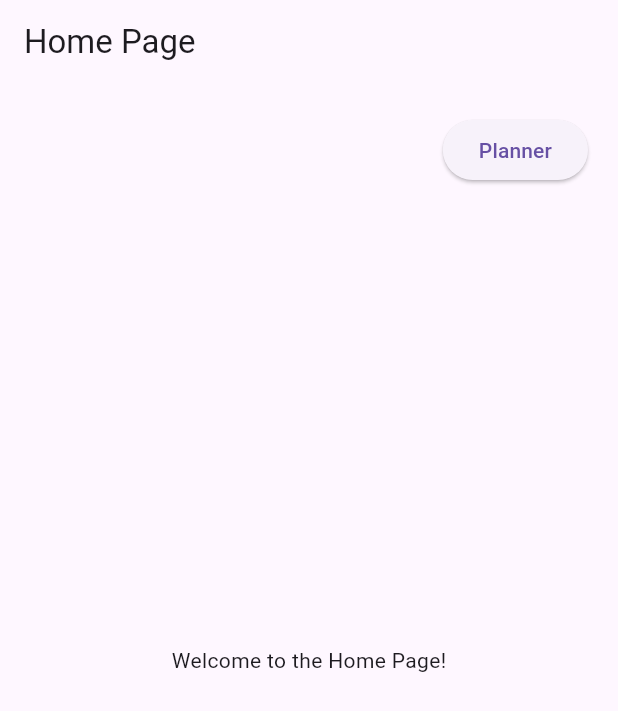
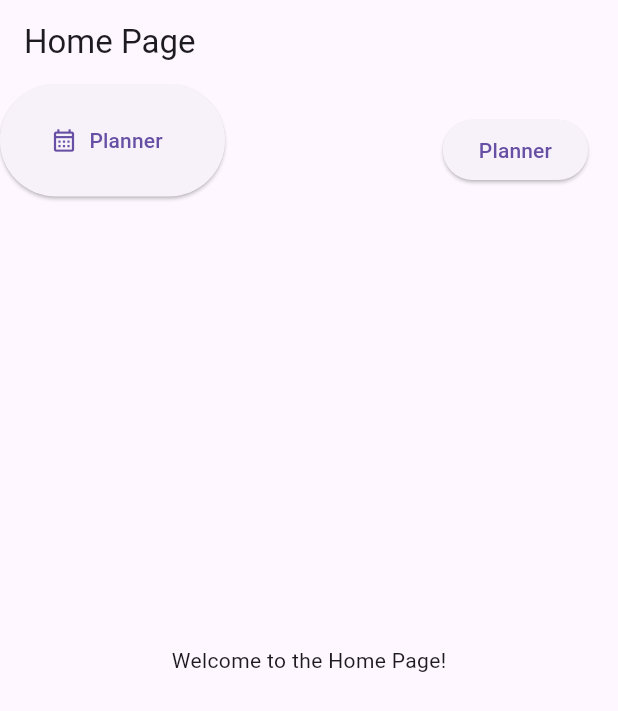
Before and after one commit to juliaetz/stressReliefApp, a Flutter app: the screen it shows after launch, on a phone screen of 412 x 824 dp. Shown: the top 711 px of the screen. Run offline on Flutter 3.47's test engine with Material 3 defaults, Android fonts, the phone set to English and light mode, and no system bars; our stand-ins replace table_calendar.

Commit message:
Moved the button class from the old frontpage branch to the new one. Added a test button.

```diff
--- a/lib/view/homePage_view.dart
+++ b/lib/view/homePage_view.dart
@@ -1,15 +1,51 @@
+//import 'dart:ffi';
 import 'package:flutter/material.dart';
 import 'calendar_view.dart';
 import '../model/calendar_model.dart';
 import '../presenter/calendar_presenter.dart';
 import '../view/moodTrack_view.dart'; // Import Mood Tracker Page
 
+//class to help create buttons
+class Button extends StatelessWidget{
+  const Button({
+    super.key,
+    required this.icon,
+    required this.label,
+  });
+
+  final IconData icon;
+  final String label;
+
+  //creates a button using an icon and a label as a
+  //currently all buttons go to the planner page as a placeholder
+  @override
+  Widget build(BuildContext context){
+    return ElevatedButton.icon(
+      onPressed: () {
+        // Navigate to PlannerPage
+        Navigator.push(
+          context,
+          MaterialPageRoute(
+              builder: (context) => CalendarView(presenter: CalendarPresenter(CalendarModel({}))),
+        )
+        );
+      },
+      icon: Icon(icon),
+      label: Text(label),
+      //dictates the size of the button
+      style: ElevatedButton.styleFrom(
+        minimumSize: const Size(150,75),
+      ),
+    );
+  }
+}
+
 class HomePage extends StatelessWidget {
   @override
   Widget build(BuildContext context) {
     final model = CalendarModel({}); //creating an instance of calender model
+    final calPresenter = CalendarPresenter(model); //
 
-    final calPresenter = CalendarPresenter(model); //
 
     return Scaffold(
       appBar: AppBar(title: Text('Home Page')),
@@ -17,8 +53,7 @@ class HomePage extends StatelessWidget {
         children: [
           // Main content of the home page
           Center(child: Text('Welcome to the Home Page!')),
-
-
+          Button(icon: Icons.calendar_month_outlined, label: 'Planner'),
 
           // Planner button positioned at the top-right
           Positioned(
```
